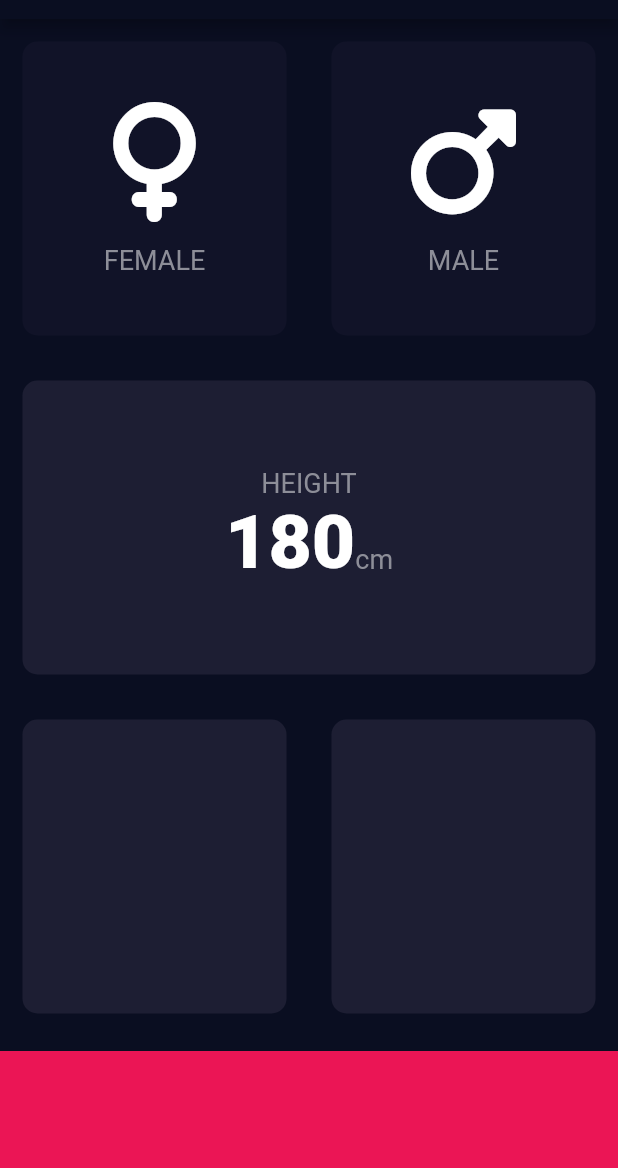
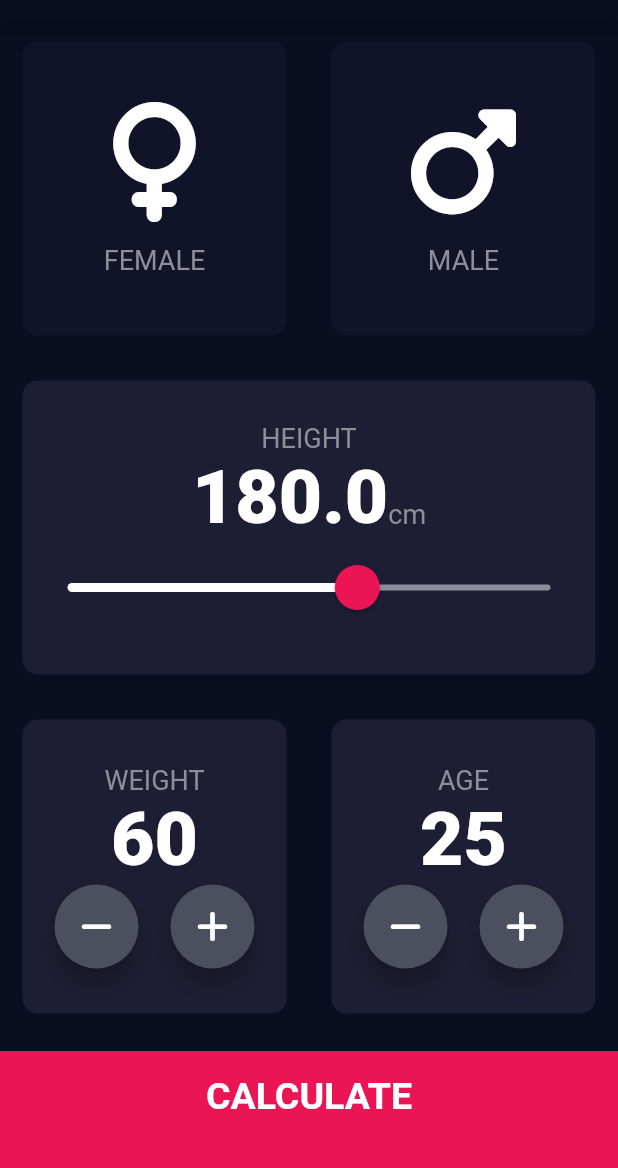
Before and after one commit to CorruptEntity0982/BMI_app, a Flutter app: the screen it shows after launch, on a phone screen of 412 x 824 dp, the part 65-1233 px from its top. Run offline on Flutter 3.47's test engine with Material 2 defaults, Android fonts, the phone set to English and light mode, and no system bars; our stand-ins replace font_awesome_flutter.

Commit message:
Final Commit

```diff
--- /dev/null
+++ b/lib/BMI_brain.dart
@@ -0,0 +1,32 @@
+import 'dart:math';
+
+class CalculatorBrain {
+  CalculatorBrain({required this.height, required this.weight});
+  final double height;
+  final int weight;
+  late double _bmi;
+  String calculateBMI() {
+    _bmi = weight / pow(height / 100, 2);
+    return _bmi.toStringAsFixed(1);
+  }
+
+  String getResult() {
+    if (_bmi > 25) {
+      return 'OVER WEIGHT';
+    } else if (_bmi > 18.5) {
+      return 'NORMAL WEIGHT';
+    } else {
+      return 'UNDER WEIGHT';
+    }
+  }
+
+  String interpretation() {
+    if (_bmi > 25) {
+      return 'You have a high BMI, Try to exercise more';
+    } else if (_bmi > 18.5) {
+      return 'You have a normal BMI, Good job! ';
+    } else {
+      return 'You have a low BMI, You can try to eat more';
+    }
+  }
+}
--- a/lib/constants.dart
+++ b/lib/constants.dart
@@ -7,3 +7,23 @@ const double kGenderTextSize = 15;
 const kActive = Color(0xFF1D1E33);
 const kInactive = Color(0xFF111328);
 const kCardNumbers = TextStyle(fontSize: 50, fontWeight: FontWeight.w900);
+const kUserMinHeight = 120.00;
+const kUserMaxHeight = 220.00;
+const kSliderActive = Color(0xFFEB1555);
+const kSliderInactive = Color(0xFF8D8E98);
+const kSliderOverlay = Color(0x29EB1555);
+const kIconButton = Color(0xFF4C4F5E);
+const kResultText = TextStyle(
+  fontWeight: FontWeight.bold,
+  fontSize: 30,
+);
+const kGResultTextStyle = TextStyle(
+    color: Color(0xFF24D874), fontSize: 22, fontWeight: FontWeight.bold);
+const kUResultTextStyle =
+    TextStyle(color: Colors.red, fontSize: 22, fontWeight: FontWeight.bold);
+const kOResultTextStyle =
+    TextStyle(color: Colors.yellow, fontSize: 22, fontWeight: FontWeight.bold);
+const kBMITextStyle = TextStyle(
+  fontSize: 100,
+  fontWeight: FontWeight.bold,
+);
--- a/lib/input_page.dart
+++ b/lib/input_page.dart
@@ -1,8 +1,10 @@
+import 'package:bmi_app/OutputScreen.dart';
 import 'package:flutter/material.dart';
 import 'package:font_awesome_flutter/font_awesome_flutter.dart';
 import 'reusable_card.dart';
 import 'icon_content.dart';
 import 'constants.dart';
+import 'BMI_brain.dart';
 
 enum GenderChoice {
   male,
@@ -21,15 +23,17 @@ class _InputPageState extends State<InputPage> {
   GenderChoice? selectedGender;
   Color maleCardColor = kInactive;
   Color femaleCardColor = kInactive;
-  int number = 0;
+  double heightUser = 180;
+  int weightUser = 60;
+  int userAge = 25;
+
   @override
   Widget build(BuildContext context) {
     return Scaffold(
       appBar: AppBar(
         title: const Text('BMI CALCULATOR'),
       ),
-      body: SafeArea(
-        child: Column(
+      body: Column(
         crossAxisAlignment: CrossAxisAlignment.stretch,
         children: [
           Expanded(
@@ -83,14 +87,81 @@ class _InputPageState extends State<InputPage> {
                     mainAxisAlignment: MainAxisAlignment.center,
                     crossAxisAlignment: CrossAxisAlignment.baseline,
                     textBaseline: TextBaseline.alphabetic,
-                      children: const <Widget>[
+                    children: <Widget>[
                       Text(
-                          '180',
+                        heightUser.toString(),
                         style: kCardNumbers,
                       ),
-                        Text(
+                      const Text(
                         'cm',
                         style: kLableTextStyle,
+                      ),
+                    ],
+                  ),
+                  SliderTheme(
+                    data: SliderTheme.of(context).copyWith(
+                      thumbShape: const RoundSliderThumbShape(
+                        enabledThumbRadius: 15,
+                      ),
+                      overlayShape: const RoundSliderOverlayShape(
+                        overlayRadius: 30,
+                      ),
+                    ),
+                    child: Slider(
+                      onChanged: (double newValue) {
+                        setState(() {
+                          heightUser = newValue.roundToDouble();
+                        });
+                      },
+                      value: heightUser.toDouble(),
+                      min: kUserMinHeight,
+                      max: kUserMaxHeight,
+                      activeColor: Colors.white,
+                      thumbColor: kSliderActive,
+                      inactiveColor: kSliderInactive,
+                      overlayColor:
+                          const MaterialStatePropertyAll(kSliderOverlay),
+                    ),
+                  ),
+                ],
+              ),
+            ),
+          ),
+          Expanded(
+            child: Row(
+              children: <Widget>[
+                Expanded(
+                  child: ReusableCard(
+                    rang: kActive,
+                    cardChild: Column(
+                      mainAxisAlignment: MainAxisAlignment.center,
+                      children: <Widget>[
+                        const Text(
+                          'WEIGHT',
+                          style: kLableTextStyle,
+                        ),
+                        Text(
+                          weightUser.toString(),
+                          style: kCardNumbers,
+                        ),
+                        Row(
+                          mainAxisAlignment: MainAxisAlignment.spaceEvenly,
+                          children: <Widget>[
+                            IconButton(
+                              icon: FontAwesomeIcons.minus,
+                              onPressed: () {
+                                setState(() {
+                                  weightUser--;
+                                });
+                              },
+                            ),
+                            IconButton(
+                              icon: FontAwesomeIcons.plus,
+                              onPressed: () {
+                                setState(() {
+                                  weightUser++;
+                                });
+                              },
                             ),
                           ],
                         ),
@@ -99,30 +170,103 @@ class _InputPageState extends State<InputPage> {
                   ),
                 ),
                 Expanded(
-              child: Row(
-                children: const <Widget>[
-                  Expanded(
                   child: ReusableCard(
-                      rang: kActive,
+                    cardChild: Column(
+                      mainAxisAlignment: MainAxisAlignment.center,
+                      children: <Widget>[
+                        const Text(
+                          'AGE',
+                          style: kLableTextStyle,
                         ),
+                        Text(
+                          userAge.toString(),
+                          style: kCardNumbers,
                         ),
-                  Expanded(
-                    child: ReusableCard(
+                        Row(
+                          mainAxisAlignment: MainAxisAlignment.spaceEvenly,
+                          children: <Widget>[
+                            IconButton(
+                              onPressed: () {
+                                setState(() {
+                                  userAge--;
+                                });
+                              },
+                              icon: FontAwesomeIcons.minus,
+                            ),
+                            IconButton(
+                              onPressed: () {
+                                setState(() {
+                                  userAge++;
+                                });
+                              },
+                              icon: FontAwesomeIcons.plus,
+                            ),
+                          ],
+                        ),
+                      ],
+                    ),
                     rang: kActive,
                   ),
                 ),
               ],
             ),
           ),
-            Container(
+          GestureDetector(
+            onTap: () {
+              CalculatorBrain cal =
+                  CalculatorBrain(height: heightUser, weight: weightUser);
+              Navigator.push(
+                context,
+                MaterialPageRoute(
+                  builder: (context) => ResultPage(
+                      bmiResult: cal.calculateBMI(),
+                      interpretation: cal.interpretation(),
+                      resultText: cal.getResult()),
+                ),
+              );
+            },
+            child: Container(
               color: const Color(0xFFEB1555),
               margin: const EdgeInsets.only(top: 10),
               width: double.infinity,
               height: 80,
-            )
+              padding: const EdgeInsets.only(bottom: 20),
+              child: const Center(
+                child: Text(
+                  'CALCULATE',
+                  textAlign: TextAlign.center,
+                  style: TextStyle(
+                    color: Colors.white,
+                    fontSize: 25,
+                    fontWeight: FontWeight.bold,
+                  ),
+                ),
+              ),
+            ),
+          ),
         ],
-        ),
       ),
     );
   }
 }
+
+class IconButton extends StatelessWidget {
+  const IconButton({Key? key, this.icon, required this.onPressed})
+      : super(key: key);
+  final IconData? icon;
+  final VoidCallback onPressed;
+  @override
+  Widget build(BuildContext context) {
+    return RawMaterialButton(
+      onPressed: onPressed,
+      elevation: 6,
+      shape: const CircleBorder(),
+      fillColor: kIconButton,
+      constraints: const BoxConstraints.tightFor(
+        height: 56,
+        width: 56,
+      ),
+      child: Icon(icon),
+    );
+  }
+}
```
Also changed, not shown: lib/OutputScreen.dart (added, +83 -0 lines). Lines whose indentation alone changed are shown as unchanged.
